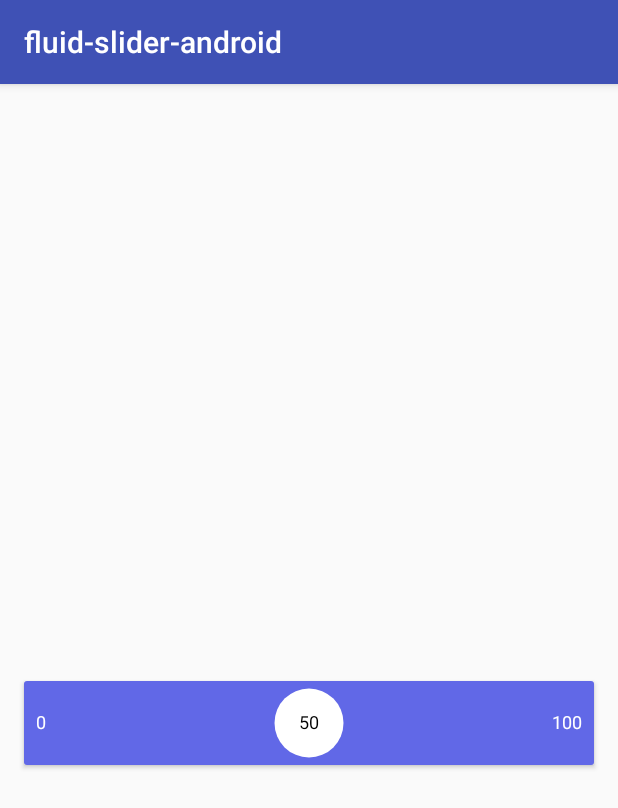
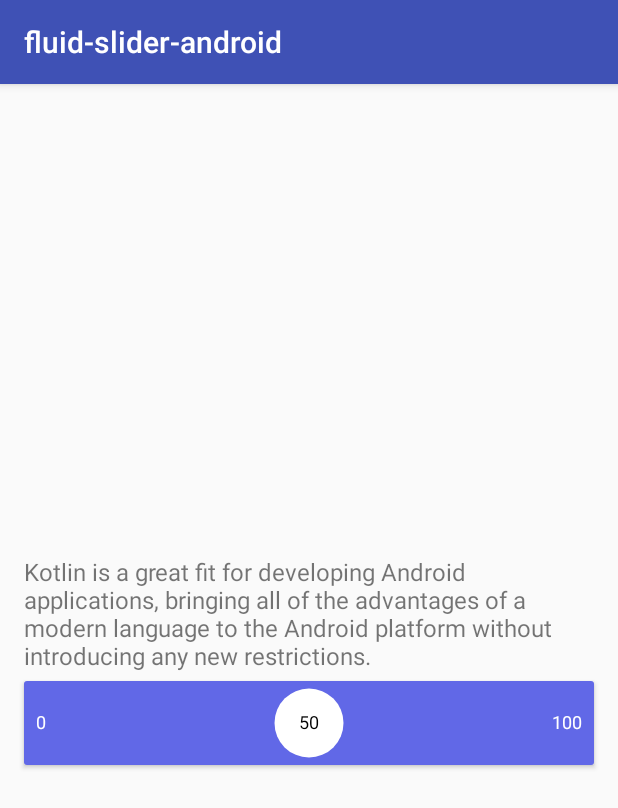
Before and after one commit to conorfoooley/fluid-slider-android, an Android app: the screen it shows after launch (MainActivity), on a phone screen of 412 x 824 dp. Shown: the top 808 px of the screen. Run offline under Robolectric (Android 15) with nearby library versions, the phone set to English and light mode, and no system bars.

Commit message:
Add beginTracking and endTracking listeners

```diff
--- a/fluid-slider-simple-example/src/main/kotlin/com/ramotion/fluidslider/example/simple/MainActivity.kt
+++ b/fluid-slider-simple-example/src/main/kotlin/com/ramotion/fluidslider/example/simple/MainActivity.kt
@@ -2,12 +2,21 @@ package com.ramotion.fluidslider.example.simple
 
 import android.os.Bundle
 import android.support.v7.app.AppCompatActivity
+import android.view.View
+import android.widget.TextView
+import com.ramotion.fluidslider.FluidSlider
 
 class MainActivity : AppCompatActivity() {
 
     override fun onCreate(savedInstanceState: Bundle?) {
         super.onCreate(savedInstanceState)
         setContentView(R.layout.activity_main)
+
+        val textView = findViewById<TextView>(R.id.textView)
+
+        val slider = findViewById<FluidSlider>(R.id.fluidSlider)
+        slider.beginTrackingListener = { textView.visibility = View.INVISIBLE }
+        slider.endTrackingListener = { textView.visibility = View.VISIBLE }
     }
 
 }
--- a/fluid-slider-simple-example/src/main/res/layout/activity_main.xml
+++ b/fluid-slider-simple-example/src/main/res/layout/activity_main.xml
@@ -4,9 +4,11 @@
     xmlns:tools="http://schemas.android.com/tools"
     android:layout_width="match_parent"
     android:layout_height="match_parent"
+    android:animateLayoutChanges="true"
     tools:context="com.ramotion.fluidslider.example.simple.MainActivity">
 
     <com.ramotion.fluidslider.FluidSlider
+        android:id="@+id/fluidSlider"
         android:layout_width="match_parent"
         android:layout_height="wrap_content"
         android:layout_marginBottom="8dp"
@@ -17,6 +19,17 @@
         app:layout_constraintBottom_toBottomOf="parent"
         app:layout_constraintEnd_toEndOf="parent"
         app:layout_constraintStart_toStartOf="parent"
-        app:layout_constraintTop_toTopOf="parent"/>
+        app:layout_constraintTop_toTopOf="parent" />
+
+    <TextView
+        android:id="@+id/textView"
+        android:layout_width="0dp"
+        android:layout_height="83dp"
+        android:ellipsize="end"
+        android:textSize="16sp"
+        android:text="@string/long_text"
+        app:layout_constraintEnd_toEndOf="@+id/fluidSlider"
+        app:layout_constraintStart_toStartOf="@+id/fluidSlider"
+        app:layout_constraintTop_toTopOf="@+id/fluidSlider" />
 
 </android.support.constraint.ConstraintLayout>
--- a/fluid-slider-simple-example/src/main/res/values/strings.xml
+++ b/fluid-slider-simple-example/src/main/res/values/strings.xml
@@ -1,3 +1,4 @@
 <resources>
     <string name="app_name">fluid-slider-android</string>
+    <string name="long_text">Kotlin is a great fit for developing Android applications, bringing all of the advantages of a modern language to the Android platform without introducing any new restrictions.</string>
 </resources>
--- a/fluid-slider/src/main/kotlin/com/ramotion/fluidslider/FluidSlider.kt
+++ b/fluid-slider/src/main/kotlin/com/ramotion/fluidslider/FluidSlider.kt
@@ -81,14 +81,16 @@ class FluidSlider : View {
     private var maxMovement = 0f
     private var touchX: Float? = null
 
+    var positionText: String? = null
+    var startText: String? = TEXT_LEFT
+    var endText: String? = TEXT_RIGHT
+
     var position = 0.5f
         private set
 
     var positionListener: ((Float) -> Unit)? = null // TODO: check in Java
-
-    var positionText: String? = null
-    var startText: String? = TEXT_LEFT
-    var endText: String? = TEXT_RIGHT
+    var beginTrackingListener: (() -> Unit)? = null
+    var endTrackingListener: (() -> Unit)? = null
 
     inner class OutlineProvider: ViewOutlineProvider() {
         override fun getOutline(v: View?, outline: Outline?) {
@@ -173,6 +175,7 @@ class FluidSlider : View {
                     position = Math.max(0f, Math.min(1f, (event.x - rectTouch.width() / 2) / maxMovement))
                 }
                 touchX = event.x
+                beginTrackingListener?.invoke()
                 showLabel(riseDistance)
                 true
             }
@@ -188,6 +191,7 @@ class FluidSlider : View {
             }
             MotionEvent.ACTION_UP -> {
                 touchX = null
+                endTrackingListener?.invoke()
                 hideLabel()
                 true
             }
```
